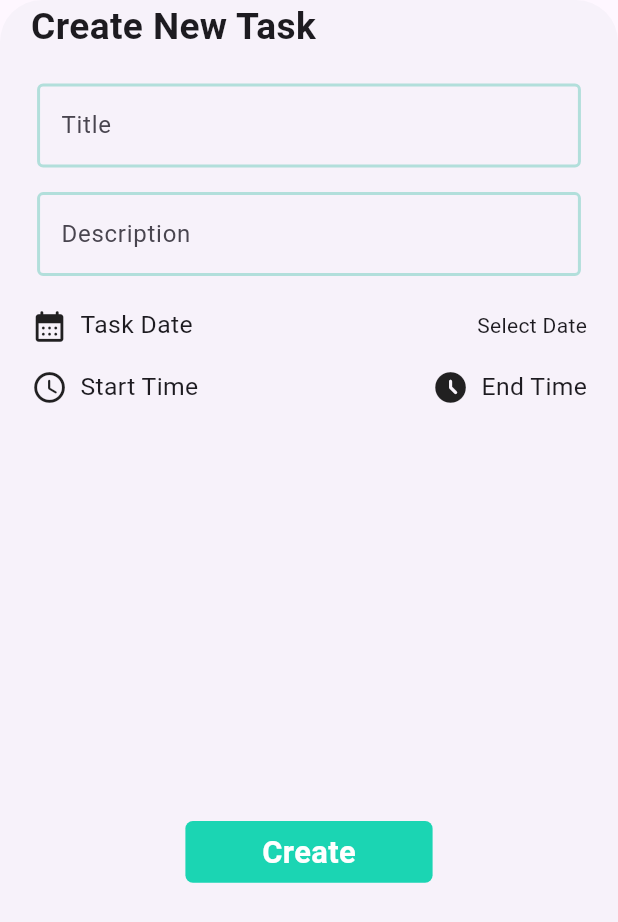
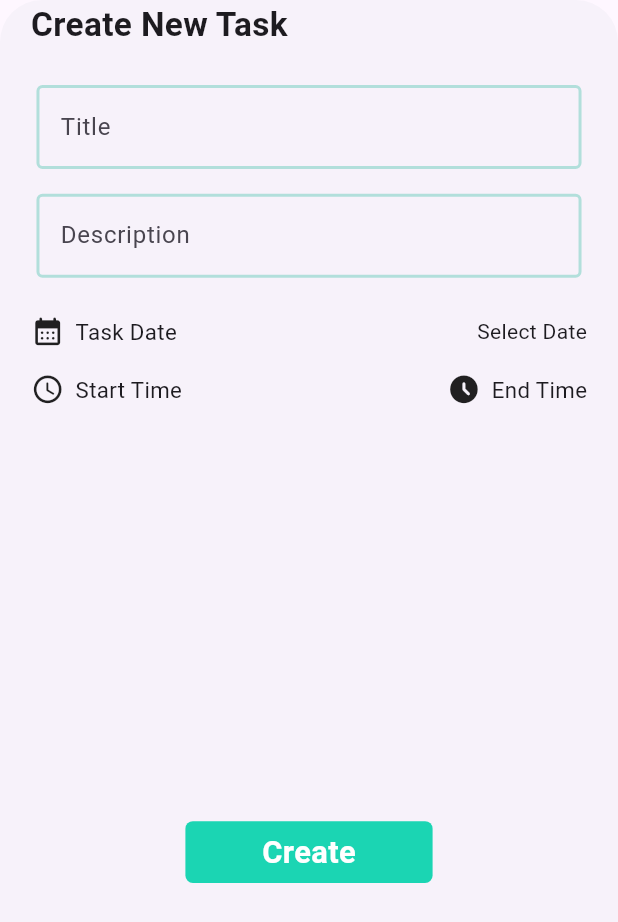
Before and after one commit to bhawesh2002/redo, a Flutter app: the CreateBottomTaskSheet widget shown alone on an empty page, opened directly, on a phone screen of 412 x 824 dp. Shown: the top 922 px of the screen. Run offline on Flutter 3.47's test engine with Material 3 defaults, Android fonts, the light colour scheme and no system bars; our stand-ins replace firebase_core, flutter_svg; accounts and stored records are empty.

Commit message:
use constraints to size widgets

```diff
--- a/lib/widgets/create_task_bottom_sheet.dart
+++ b/lib/widgets/create_task_bottom_sheet.dart
@@ -39,19 +39,19 @@ class _CreateBottomTaskSheetState extends State<CreateBottomTaskSheet> {
                     child: Text(
                       "Create New Task",
                       style: TextStyle(
-                        fontSize: MediaQuery.of(context).size.width * 0.06,
+                        fontSize: constraints.maxWidth * 0.06,
                         fontWeight: FontWeight.bold,
                       ),
                     ),
                   ),
                   SizedBox(
-                    width: MediaQuery.of(context).size.width,
-                    height: MediaQuery.of(context).size.height * 0.015,
+                    width: constraints.maxWidth,
+                    height: constraints.maxHeight * 0.02,
                   ),
                   Padding(
                     padding: EdgeInsets.symmetric(
-                      horizontal: MediaQuery.of(context).size.width * 0.01,
-                      vertical: MediaQuery.of(context).size.height * 0.01,
+                      horizontal: constraints.maxWidth * 0.01,
+                      vertical: constraints.maxHeight * 0.01,
                     ),
                     child: TextFormField(
                       controller: _titleController,
@@ -60,8 +60,8 @@ class _CreateBottomTaskSheetState extends State<CreateBottomTaskSheet> {
                   ),
                   Padding(
                     padding: EdgeInsets.symmetric(
-                      horizontal: MediaQuery.of(context).size.width * 0.01,
-                      vertical: MediaQuery.of(context).size.height * 0.01,
+                      horizontal: constraints.maxWidth * 0.01,
+                      vertical: constraints.maxHeight * 0.01,
                     ),
                     child: TextFormField(
                       controller: _descriptionController,
@@ -69,8 +69,8 @@ class _CreateBottomTaskSheetState extends State<CreateBottomTaskSheet> {
                     ),
                   ),
                   SizedBox(
-                    width: MediaQuery.of(context).size.width,
-                    height: MediaQuery.of(context).size.height * 0.015,
+                    width: constraints.maxWidth,
+                    height: constraints.maxHeight * 0.02,
                   ),
                   GestureDetector(
                     onTap: () {
@@ -87,19 +87,17 @@ class _CreateBottomTaskSheetState extends State<CreateBottomTaskSheet> {
                           children: [
                             Icon(
                               Icons.calendar_month_rounded,
-                              size: MediaQuery.of(context).size.width * 0.06,
+                              size: constraints.maxWidth * 0.06,
                             ),
                             Padding(
                               padding: EdgeInsets.symmetric(
-                                horizontal:
-                                    MediaQuery.of(context).size.width * 0.01,
+                                horizontal: constraints.maxWidth * 0.01,
                               ),
                             ),
                             Text(
                               "Task Date",
                               style: TextStyle(
-                                fontSize:
-                                    MediaQuery.of(context).size.width * 0.04,
+                                fontSize: constraints.maxWidth * 0.04,
                               ),
                             ),
                           ],
@@ -109,8 +107,8 @@ class _CreateBottomTaskSheetState extends State<CreateBottomTaskSheet> {
                     ),
                   ),
                   SizedBox(
-                    width: MediaQuery.of(context).size.width,
-                    height: MediaQuery.of(context).size.height * 0.02,
+                    width: constraints.maxWidth,
+                    height: constraints.maxHeight * 0.02,
                   ),
                   Row(
                     mainAxisAlignment: MainAxisAlignment.spaceBetween,
@@ -120,9 +118,10 @@ class _CreateBottomTaskSheetState extends State<CreateBottomTaskSheet> {
                           showTimePicker(
                               context: context, initialTime: TimeOfDay.now());
                         },
-                        child: const TimeSelector(
+                        child: TimeSelector(
                           label: "Start Time",
                           icon: Icons.access_time_rounded,
+                          constraints: constraints,
                         ),
                       ),
                       GestureDetector(
@@ -130,9 +129,10 @@ class _CreateBottomTaskSheetState extends State<CreateBottomTaskSheet> {
                           showTimePicker(
                               context: context, initialTime: TimeOfDay.now());
                         },
-                        child: const TimeSelector(
+                        child: TimeSelector(
                           label: "End Time",
                           icon: Icons.access_time_filled_rounded,
+                          constraints: constraints,
                         ),
                       ),
                     ],
@@ -198,7 +198,13 @@ InputDecoration textFieldDecoration({required String labelText}) {
 class TimeSelector extends StatefulWidget {
   final String label;
   final IconData icon;
-  const TimeSelector({super.key, required this.label, required this.icon});
+  final BoxConstraints constraints;
+  const TimeSelector({
+    super.key,
+    required this.label,
+    required this.icon,
+    required this.constraints,
+  });
 
   @override
   State<TimeSelector> createState() => _TimeSelectorState();
@@ -211,17 +217,17 @@ class _TimeSelectorState extends State<TimeSelector> {
       children: [
         Icon(
           widget.icon,
-          size: MediaQuery.of(context).size.width * 0.06,
+          size: widget.constraints.maxWidth * 0.06,
         ),
         Padding(
           padding: EdgeInsets.symmetric(
-            horizontal: MediaQuery.of(context).size.width * 0.01,
+            horizontal: widget.constraints.maxWidth * 0.01,
           ),
         ),
         Text(
           widget.label,
           style: TextStyle(
-            fontSize: MediaQuery.of(context).size.width * 0.04,
+            fontSize: widget.constraints.maxWidth * 0.04,
           ),
         ),
       ],
```
